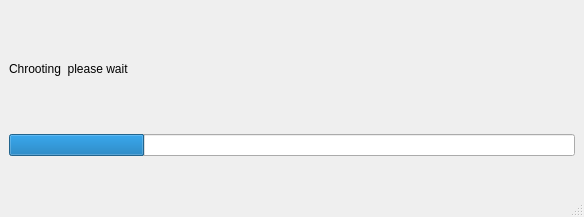
Before: the Qt Designer form ui/progress.ui in Thenujan-0/grub-editor, drawn with Qt 5.
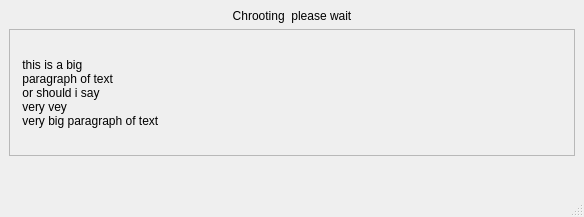
After: the same form once the commit is applied.

Commit message: created a loadingBar widget , progressWindow is now ready with scroll area

Patch:
```diff
--- a/ui/progress.ui
+++ b/ui/progress.ui
@@ -27,32 +27,49 @@
           <property name="text">
            <string>Chrooting  please wait</string>
           </property>
+          <property name="alignment">
+           <set>Qt::AlignCenter</set>
+          </property>
          </widget>
         </item>
        </layout>
       </item>
       <item>
-       <layout class="QHBoxLayout" name="horizontalLayout_2">
-        <item>
-         <widget class="QProgressBar" name="progressBar">
-          <property name="mouseTracking">
-           <bool>false</bool>
-          </property>
-          <property name="tabletTracking">
-           <bool>false</bool>
-          </property>
-          <property name="acceptDrops">
-           <bool>false</bool>
-          </property>
-          <property name="value">
-           <number>24</number>
-          </property>
-          <property name="format">
-           <string/>
-          </property>
+       <widget class="QScrollArea" name="scrollArea">
+        <property name="widgetResizable">
+         <bool>true</bool>
+        </property>
+        <widget class="QWidget" name="scrollAreaWidgetContents">
+         <property name="geometry">
+          <rect>
+           <x>0</x>
+           <y>0</y>
+           <width>545</width>
+           <height>110</height>
+          </rect>
+         </property>
+         <layout class="QGridLayout" name="gridLayout_2">
+          <item row="0" column="0">
+           <layout class="QVBoxLayout" name="verticalLayout_2">
+            <item>
+             <widget class="QLabel" name="label_2">
+              <property name="text">
+               <string> this is a big 
+ paragraph of text 
+ or should i say 
+ very vey 
+ very big paragraph of text</string>
+              </property>
+              <property name="wordWrap">
+               <bool>true</bool>
+              </property>
          </widget>
         </item>
        </layout>
+          </item>
+         </layout>
+        </widget>
+       </widget>
       </item>
      </layout>
     </item>
```
Lines whose indentation alone changed are shown as unchanged. The commit also changes 4 other files.
